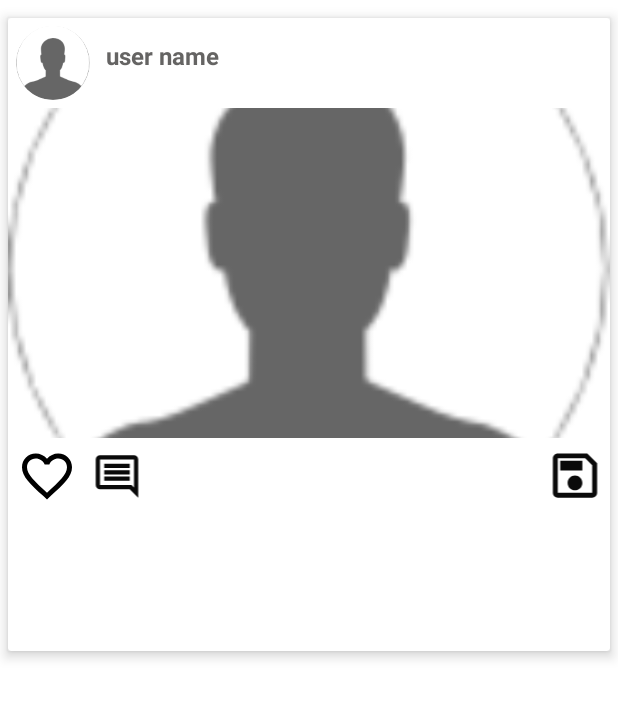
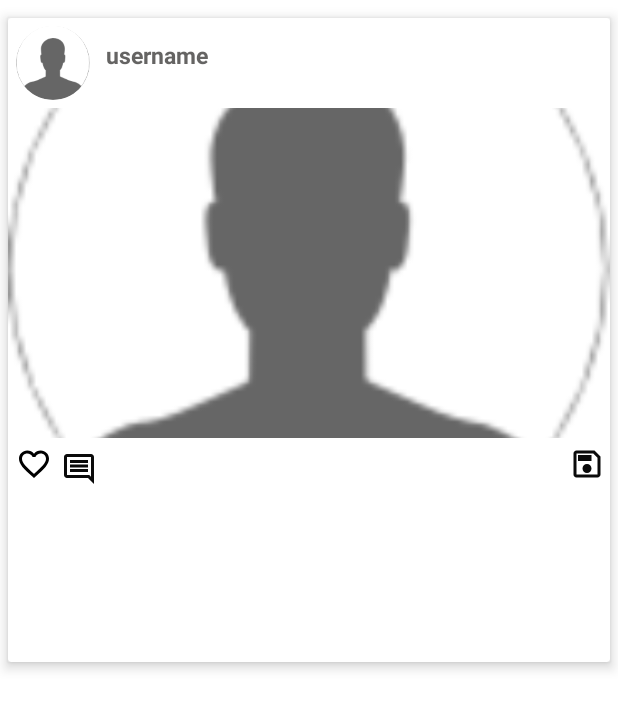
Before and after one commit to rishabhgupta001/payAssignment, an Android app: the layout item_feed_layout.xml on its own in the app's theme, with its tools: preview values and no code run, on a phone screen of 412 x 824 dp. Shown: the top 709 px of the screen. Run offline under Robolectric (Android 15) with nearby library versions, the phone set to English and light mode, and no system bars.

Commit message:
MyFeed Work Done

```diff
--- a/app/src/main/java/com/sample/vkoelassign/utility/Utils.kt
+++ b/app/src/main/java/com/sample/vkoelassign/utility/Utils.kt
@@ -30,7 +30,7 @@ object Utils {
      */
     fun setImage(imageView: ImageView, imageUrl: String) {
         Glide.with(imageView).load(imageUrl)
-            .override(300, 300)
+            .override(200, 200)
             .placeholder(R.drawable.ic_launcher_background)
             .error(R.drawable.placeholder_products)
             .into(imageView)
--- a/app/src/main/res/layout/activity_main.xml
+++ b/app/src/main/res/layout/activity_main.xml
@@ -10,8 +10,7 @@
     <androidx.constraintlayout.widget.ConstraintLayout
         android:layout_width="match_parent"
         android:layout_height="match_parent"
-        android:background="@color/colorBg">
-
+        android:background="@color/white">
 
         <com.google.android.material.appbar.AppBarLayout
             android:id="@+id/app_bar"
--- a/app/src/main/res/layout/fragment_home.xml
+++ b/app/src/main/res/layout/fragment_home.xml
@@ -4,6 +4,7 @@
     xmlns:tools="http://schemas.android.com/tools"
     android:layout_width="match_parent"
     android:layout_height="match_parent"
+    android:background="@color/white"
     tools:context=".ui.view.HomeFragment">
 
     <com.google.android.material.appbar.AppBarLayout
@@ -46,7 +47,7 @@
         android:layout_height="wrap_content"
         android:layout_gravity="center"
         android:indeterminate="true"
-        android:visibility="visible"
+        android:visibility="gone"
         app:layout_constraintBottom_toBottomOf="parent"
         app:layout_constraintEnd_toEndOf="parent"
         app:layout_constraintStart_toStartOf="parent"
--- a/app/src/main/res/layout/item_feed_layout.xml
+++ b/app/src/main/res/layout/item_feed_layout.xml
@@ -31,11 +31,11 @@
                 android:id="@+id/user_name_search"
                 android:layout_width="wrap_content"
                 android:layout_height="wrap_content"
-                android:layout_marginLeft="5dp"
+                android:layout_marginStart="5dp"
                 android:layout_marginTop="14dp"
-                android:text="user name"
+                android:text="username"
                 android:textColor="@color/colorDarkGrey"
-                android:textSize="16sp"
+                android:textSize="15sp"
                 android:textStyle="bold" />
 
         </LinearLayout>
@@ -45,10 +45,9 @@
             android:id="@+id/post_image_home"
             android:layout_width="match_parent"
             android:layout_height="220dp"
+            android:contentDescription="@null"
             android:scaleType="centerCrop"
-            android:src="@drawable/img_profile_default"
-            android:contentDescription="@null" />
-
+            android:src="@drawable/img_profile_default" />
 
         <RelativeLayout
             android:layout_width="match_parent"
@@ -58,26 +57,29 @@
 
             <ImageView
                 android:id="@+id/post_image_like_btn"
-                android:layout_width="41dp"
-                android:layout_height="40dp"
+                android:layout_width="wrap_content"
+                android:layout_height="wrap_content"
+                android:contentDescription="@null"
                 android:src="@drawable/img_like" />
 
             <ImageView
                 android:id="@+id/post_image_comment_btn"
-                android:layout_width="40dp"
-                android:layout_height="34dp"
+                android:layout_width="wrap_content"
+                android:layout_height="wrap_content"
                 android:layout_marginStart="6dp"
                 android:layout_marginTop="3dp"
                 android:layout_toEndOf="@+id/post_image_like_btn"
+                android:contentDescription="@null"
                 android:src="@drawable/img_comments" />
 
             <ImageView
                 android:id="@+id/post_save_comment_btn"
-                android:layout_width="40dp"
-                android:layout_height="39dp"
+                android:layout_width="wrap_content"
+                android:layout_height="wrap_content"
                 android:layout_alignParentEnd="true"
                 android:layout_marginTop="0dp"
-                android:layout_marginRight="3dp"
+                android:layout_marginEnd="3dp"
+                android:contentDescription="@null"
                 android:src="@drawable/img_save" />
 
         </RelativeLayout>
@@ -89,7 +91,7 @@
             android:layout_height="wrap_content"
             android:layout_marginStart="10dp"
             android:textColor="@color/colorDarkGrey"
-            android:textSize="15dp"
+            android:textSize="@dimen/_15sdp"
             android:textStyle="bold" />
 
         <TextView
@@ -98,7 +100,7 @@
             android:layout_height="wrap_content"
             android:layout_marginStart="10dp"
             android:textColor="@color/colorDarkGrey"
-            android:textSize="15dp"
+            android:textSize="@dimen/_15sdp"
             android:textStyle="bold" />
 
         <TextView
@@ -107,7 +109,7 @@
             android:layout_height="wrap_content"
             android:layout_marginStart="10dp"
             android:textColor="@color/colorDarkGrey"
-            android:textSize="15dp" />
+            android:textSize="@dimen/_15sdp" />
 
         <TextView
             android:id="@+id/comments"
@@ -118,7 +120,7 @@
             android:layout_marginBottom="5dp"
             android:text=""
             android:textColor="@color/colorDarkGrey"
-            android:textSize="16dp" />
+            android:textSize="@dimen/_16sdp" />
 
 
     </LinearLayout>
```
Also changed, not shown: app/src/main/java/com/sample/vkoelassign/ui/view/MyFeedFragment.kt (+75 -4 lines), app/src/main/java/com/sample/vkoelassign/ui/view/OtpActivity.kt (+16 -0 lines), app/src/main/res/layout/fragment_my_feed.xml (+14 -3 lines).
